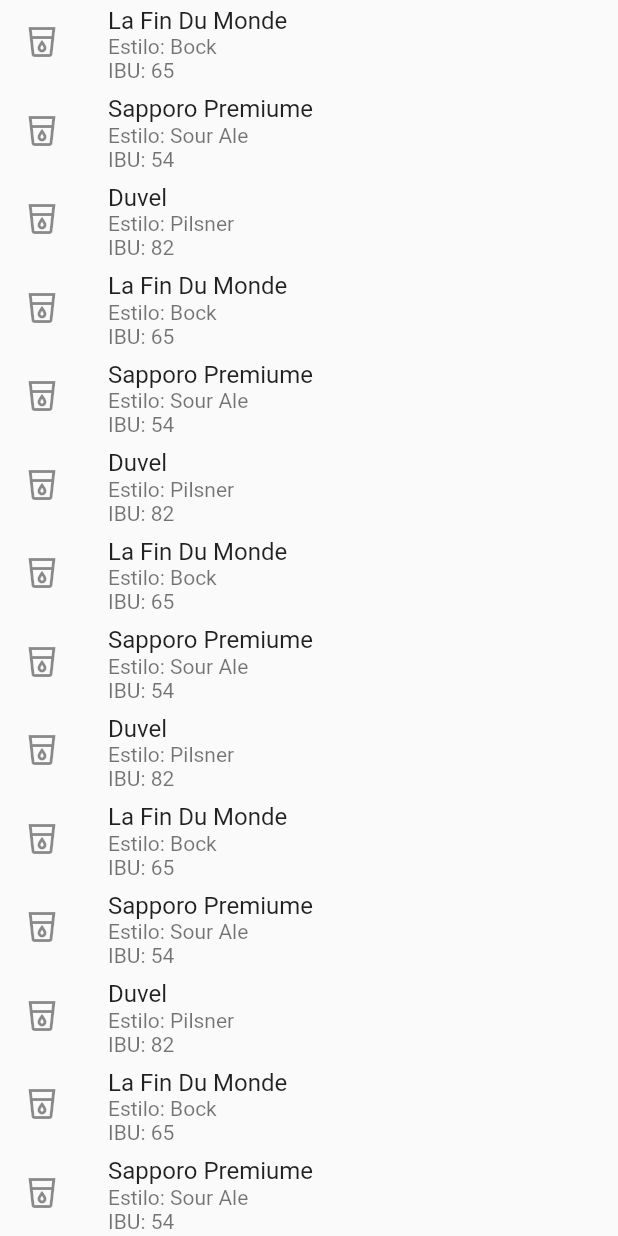
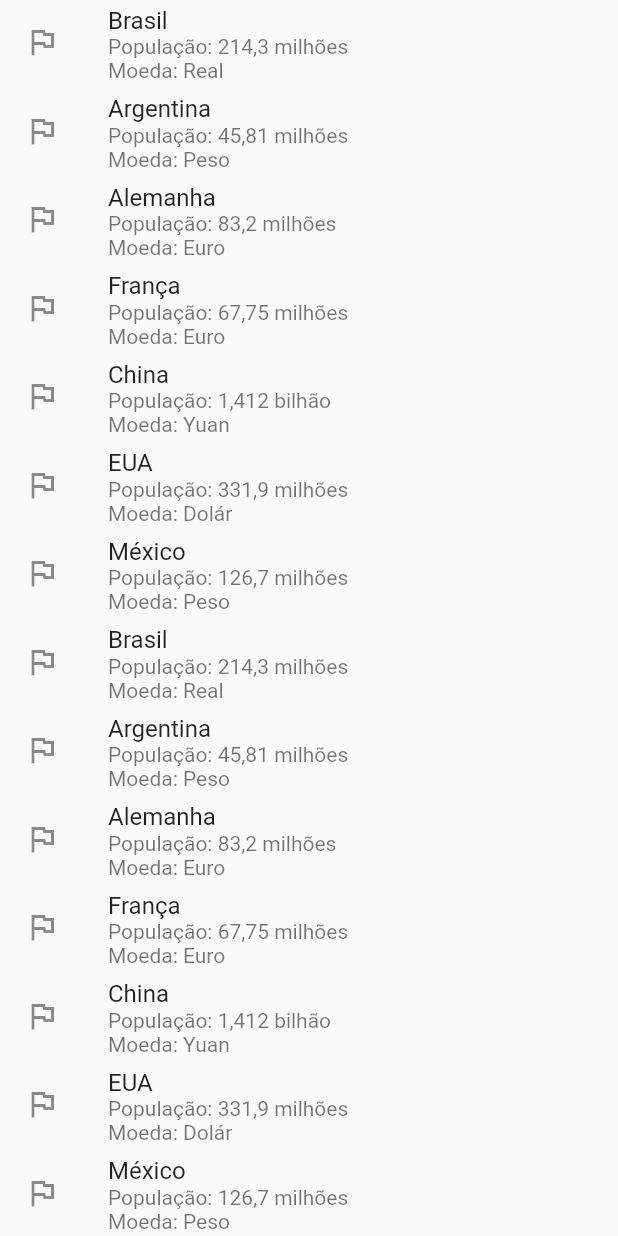
Before and after one commit to melquetrindade/POO, a Flutter app: the DataBodyWidget widget shown alone on an empty page, opened directly, on a phone screen of 412 x 824 dp. Run offline on Flutter 3.47's test engine with Material 2 defaults, Android fonts, the phone set to English and light mode, and no system bars; our stand-ins replace flutter_hooks; network calls fail.

Commit message:
finalizando a receita 04 e a tarefa 06

```diff
--- a/flutter_application_1/lib/receita4/exercicios.dart
+++ b/flutter_application_1/lib/receita4/exercicios.dart
@@ -6,60 +6,37 @@ void main() {
 
 var dataCervejas = [
   {"nome": "La Fin Du Monde", "style": "Bock", "ibu": "65"},
-  {
-    "nome": "Sapporo Premiume",
-    "style": "Sour Ale",
-    "ibu": "54"
-  },
-  {
-    "nome": "Duvel",
-    "style": "Pilsner",
-    "ibu": "82"
-  },
+  {"nome": "Sapporo Premiume", "style": "Sour Ale", "ibu": "54"},
+  {"nome": "Duvel", "style": "Pilsner", "ibu": "82"},
   {"nome": "La Fin Du Monde", "style": "Bock", "ibu": "65"},
-  {
-    "nome": "Sapporo Premiume",
-    "style": "Sour Ale",
-    "ibu": "54"
-  },
-  {
-    "nome": "Duvel",
-    "style": "Pilsner",
-    "ibu": "82"
-  },
+  {"nome": "Sapporo Premiume", "style": "Sour Ale", "ibu": "54"},
+  {"nome": "Duvel", "style": "Pilsner", "ibu": "82"},
   {"nome": "La Fin Du Monde", "style": "Bock", "ibu": "65"},
-  {
-    "nome": "Sapporo Premiume",
-    "style": "Sour Ale",
-    "ibu": "54"
-  },
-  {
-    "nome": "Duvel",
-    "style": "Pilsner",
-    "ibu": "82"
-  },
+  {"nome": "Sapporo Premiume", "style": "Sour Ale", "ibu": "54"},
+  {"nome": "Duvel", "style": "Pilsner", "ibu": "82"},
   {"nome": "La Fin Du Monde", "style": "Bock", "ibu": "65"},
-  {
-    "nome": "Sapporo Premiume",
-    "style": "Sour Ale",
-    "ibu": "54"
-  },
-  {
-    "nome": "Duvel",
-    "style": "Pilsner",
-    "ibu": "82"
-  },
+  {"nome": "Sapporo Premiume", "style": "Sour Ale", "ibu": "54"},
+  {"nome": "Duvel", "style": "Pilsner", "ibu": "82"},
   {"nome": "La Fin Du Monde", "style": "Bock", "ibu": "65"},
-  {
-    "nome": "Sapporo Premiume",
-    "style": "Sour Ale",
-    "ibu": "54"
-  },
-  {
-    "nome": "Duvel",
-    "style": "Pilsner",
-    "ibu": "82"
-  }
+  {"nome": "Sapporo Premiume", "style": "Sour Ale", "ibu": "54"},
+  {"nome": "Duvel", "style": "Pilsner", "ibu": "82"}
+];
+
+var dataPaises = [
+  {"nome": "Brasil", "populacao": "214,3 milhões", "moeda": "Real"},
+  {"nome": "Argentina", "populacao": "45,81 milhões", "moeda": "Peso"},
+  {"nome": "Alemanha", "populacao": "83,2 milhões", "moeda": "Euro"},
+  {"nome": "França", "populacao": "67,75 milhões", "moeda": "Euro"},
+  {"nome": "China", "populacao": "1,412 bilhão", "moeda": "Yuan"},
+  {"nome": "EUA", "populacao": "331,9 milhões", "moeda": "Dolár"},
+  {"nome": "México", "populacao": "126,7 milhões", "moeda": "Peso"},
+  {"nome": "Brasil", "populacao": "214,3 milhões", "moeda": "Real"},
+  {"nome": "Argentina", "populacao": "45,81 milhões", "moeda": "Peso"},
+  {"nome": "Alemanha", "populacao": "83,2 milhões", "moeda": "Euro"},
+  {"nome": "França", "populacao": "67,75 milhões", "moeda": "Euro"},
+  {"nome": "China", "populacao": "1,412 bilhão", "moeda": "Yuan"},
+  {"nome": "EUA", "populacao": "331,9 milhões", "moeda": "Dolár"},
+  {"nome": "México", "populacao": "126,7 milhões", "moeda": "Peso"},
 ];
 
 class NewAppBar extends AppBar {
@@ -84,7 +61,12 @@ class MyApp extends StatelessWidget {
           appBar: NewAppBar(
             title: Center(child: Text("Dicas")),
           ),
-          body: DataBodyWidget(cerveja: dataCervejas,),
+          body: DataBodyWidget(
+            objData: dataPaises,
+            columnNames: ["Nome", "População", "Moeda"],
+            propertyNames: ["nome", "populacao", "moeda"],
+            icon: Icon(Icons.flag_outlined),
+          ),
           bottomNavigationBar: NewNavBar(objects: const [
             Icon(Icons.coffee_outlined),
             Icon(Icons.local_drink_outlined),
@@ -113,23 +95,32 @@ class NewNavBar extends StatelessWidget {
 }
 
 class DataBodyWidget extends StatelessWidget {
-  List cerveja;
+  List objData;
+  List<String> columnNames;
+  List<String> propertyNames;
+  Icon icon;
   DataBodyWidget(
-      {this.cerveja = const []});
+      {required this.objData,
+      required this.columnNames,
+      required this.propertyNames,
+      required this.icon});
 
   @override
   Widget build(BuildContext context) {
     return ListView.builder(
-        itemCount: cerveja.length,
+        itemCount: objData.length,
         itemBuilder: (context, i) {
-          var cervejas = cerveja[i];
+          var objeto = objData[i];
           return ListTile(
-            leading: Icon(Icons.local_drink_outlined),
-            title: Text(cervejas["nome"]),
-            subtitle: Text("Estilo: " +
-                cervejas["style"] +
-                "\n" "IBU: " +
-                cervejas["ibu"]),
+            leading: icon,
+            title: Text(objeto[propertyNames[0]]),
+            subtitle: Text(columnNames[1] +
+                ": " +
+                objeto[propertyNames[1]] +
+                "\n" +
+                columnNames[2] +
+                ": " +
+                objeto[propertyNames[2]]),
           );
         });
   }
```
